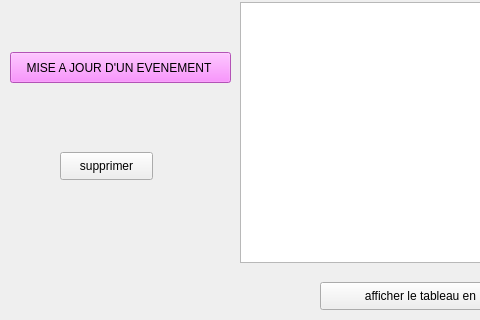
Above: Login/malek.ui from RaouaAmami/Smart_Aid_Association_2A13 before the change; both pictures show x 0 to 480 and y 348 to 668 of the 1063 by 668 pixel window. Below: the same form after it.
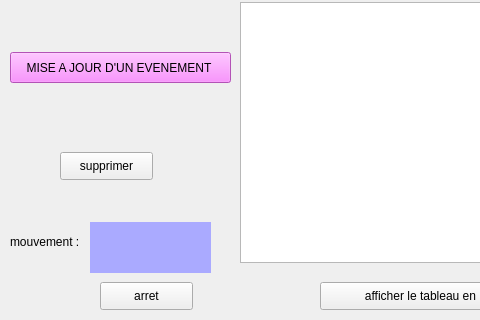
That is the form after the change.

Diff of the .ui file:
```diff
--- a/Login/malek.ui
+++ b/Login/malek.ui
@@ -303,6 +303,49 @@
     <string>stat</string>
    </property>
   </widget>
+  <widget class="QLabel" name="label_6">
+   <property name="geometry">
+    <rect>
+     <x>90</x>
+     <y>570</y>
+     <width>121</width>
+     <height>51</height>
+    </rect>
+   </property>
+   <property name="styleSheet">
+    <string notr="true">background-color: rgb(170, 170, 255);
+</string>
+   </property>
+   <property name="text">
+    <string/>
+   </property>
+  </widget>
+  <widget class="QLabel" name="label_5">
+   <property name="geometry">
+    <rect>
+     <x>10</x>
+     <y>580</y>
+     <width>71</width>
+     <height>20</height>
+    </rect>
+   </property>
+   <property name="text">
+    <string>mouvement :</string>
+   </property>
+  </widget>
+  <widget class="QPushButton" name="pushButton_4">
+   <property name="geometry">
+    <rect>
+     <x>100</x>
+     <y>630</y>
+     <width>93</width>
+     <height>28</height>
+    </rect>
+   </property>
+   <property name="text">
+    <string>arret</string>
+   </property>
+  </widget>
  </widget>
  <resources/>
  <connections/>
```
